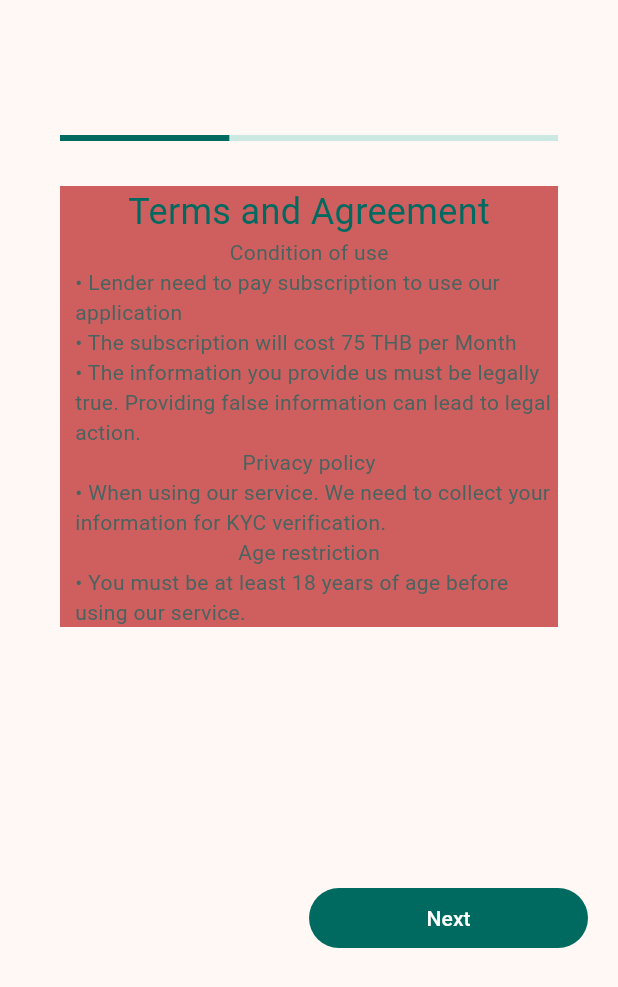
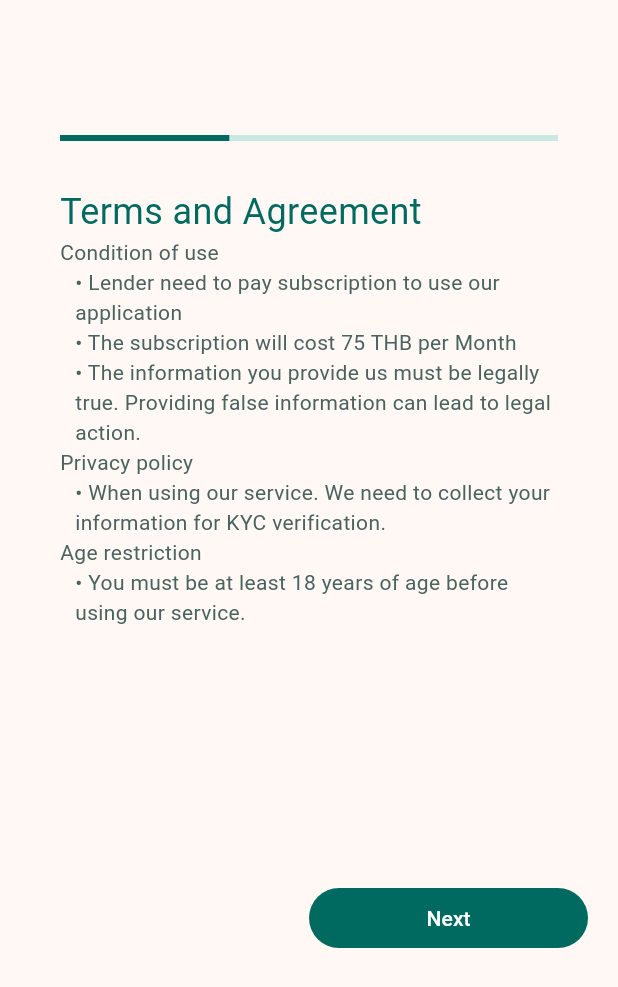
Before and after one commit to shine-bright-team/LAAS-Frontend, a Flutter app: the Kyc screen opened by its route, on a phone screen of 412 x 824 dp. Shown: the top 987 px of the screen. Run offline on Flutter 3.47's test engine with Material 2 defaults, Android fonts, the phone set to English and light mode, and no system bars; drawn by our look-alikes of dynamic_color; our stand-ins replace dio, flutter_dotenv, flutter_riverpod, go_router, shared_preferences; accounts and stored records are empty; network calls fail; statements that could not run were skipped.

Commit message:
[FIX] flex

```diff
--- a/lib/components/kyc_pageone.dart
+++ b/lib/components/kyc_pageone.dart
@@ -1,6 +1,5 @@
 import 'package:flutter/material.dart';
 import 'package:flutter_riverpod/flutter_riverpod.dart';
-import 'package:laas/config/theme/custom_color.g.dart';
 import 'package:laas/config/theme/custom_warpper.dart';
 
 class Kycpageone extends ConsumerStatefulWidget {
@@ -11,62 +10,55 @@ class Kycpageone extends ConsumerStatefulWidget {
 }
 
 class _KycpageoneState extends ConsumerState<Kycpageone> {
-  List<String> _condition = [
+  final List<String> _condition = [
     "Lender need to pay subscription to use our application",
     "The subscription will cost 75 THB per Month",
     "The information you provide us must be legally true. Providing false information can lead to legal action."
   ];
-  List<String> _privacy = [
+  final List<String> _privacy = [
     "When using our service. We need to collect your information for KYC verification."
   ];
-  List<String> _age = [
+  final List<String> _age = [
     "You must be at least 18 years of age before using our service."
   ];
-  void _selectDate() async {}
 
   @override
   Widget build(BuildContext context) {
-    return Container(
-        color: redbar,
-        child: Stack(
+    return Column(
+      mainAxisAlignment: MainAxisAlignment.start,
+      crossAxisAlignment: CrossAxisAlignment.start,
       children: [
-            Column(
-              mainAxisAlignment: MainAxisAlignment.start,
+        Row(
           children: [
-                Container(
-                  constraints: wrapperConstranints,
-                  child: Column(
-                    mainAxisSize: MainAxisSize.max,
-                    children: [
-                      Padding(
-                        padding: const EdgeInsets.all(0.0),
-                        child: Column(
-                            mainAxisAlignment: MainAxisAlignment.start,
-                            children: [
-                              Text(
+            Expanded(
+              child: Text(
+                textAlign: TextAlign.left,
                 "Terms and Agreement",
                 style: TextStyle(
                   color: Theme.of(context).colorScheme.primary,
-                                  fontSize: Theme.of(context)
-                                      .textTheme
-                                      .headlineSmall!
-                                      .fontSize,
+                  fontSize: Theme.of(context).textTheme.headlineSmall!.fontSize,
                 ),
+              ),
+            ),
+          ],
         ),
         Column(
           mainAxisAlignment: MainAxisAlignment.start,
           children: [
-                                  Text(
+            Row(
+              children: [
+                Expanded(
+                  child: Text(
                     "Condition of use",
+                    textAlign: TextAlign.left,
                     style: TextStyle(
-                                      color: Theme.of(context)
-                                          .colorScheme
-                                          .secondary,
-                                      fontSize: Theme.of(context)
-                                          .textTheme
-                                          .bodyMedium!
-                                          .fontSize,
+                      color: Theme.of(context).colorScheme.secondary,
+                      fontSize:
+                          Theme.of(context).textTheme.bodyMedium!.fontSize,
                     ),
+                  ),
+                ),
+              ],
             ),
             Column(
               children: _condition.map((e) {
@@ -78,33 +70,32 @@ class _KycpageoneState extends ConsumerState<Kycpageone> {
                     child: Text(
                       "\u2022 $e",
                       style: TextStyle(
-                                              color: Theme.of(context)
-                                                  .colorScheme
-                                                  .secondary,
-                                              fontSize: Theme.of(context)
-                                                  .textTheme
-                                                  .bodyMedium!
-                                                  .fontSize,
+                        color: Theme.of(context).colorScheme.secondary,
+                        fontSize:
+                            Theme.of(context).textTheme.bodyMedium!.fontSize,
                       ),
-                                          ), //text
+                    ),
                   )
                 ]);
               }).toList(),
             ),
             const SizedBox(
               width: 10,
-                                  ), //sp
-                                  Text(
+            ),
+            Row(
+              children: [
+                Expanded(
+                  child: Text(
                     "Privacy policy",
+                    textAlign: TextAlign.left,
                     style: TextStyle(
-                                      color: Theme.of(context)
-                                          .colorScheme
-                                          .secondary,
-                                      fontSize: Theme.of(context)
-                                          .textTheme
-                                          .bodyMedium!
-                                          .fontSize,
+                      color: Theme.of(context).colorScheme.secondary,
+                      fontSize:
+                          Theme.of(context).textTheme.bodyMedium!.fontSize,
                     ),
+                  ),
+                ),
+              ],
             ),
             const SizedBox(
               width: 10,
@@ -119,33 +110,32 @@ class _KycpageoneState extends ConsumerState<Kycpageone> {
                     child: Text(
                       "\u2022 $e",
                       style: TextStyle(
-                                              color: Theme.of(context)
-                                                  .colorScheme
-                                                  .secondary,
-                                              fontSize: Theme.of(context)
-                                                  .textTheme
-                                                  .bodyMedium!
-                                                  .fontSize,
+                        color: Theme.of(context).colorScheme.secondary,
+                        fontSize:
+                            Theme.of(context).textTheme.bodyMedium!.fontSize,
                       ),
-                                          ), //text
+                    ),
                   )
                 ]);
               }).toList(),
             ),
             const SizedBox(
               width: 10,
-                                  ), //sp
-                                  Text(
+            ),
+            Row(
+              children: [
+                Expanded(
+                  child: Text(
                     "Age restriction",
+                    textAlign: TextAlign.left,
                     style: TextStyle(
-                                      color: Theme.of(context)
-                                          .colorScheme
-                                          .secondary,
-                                      fontSize: Theme.of(context)
-                                          .textTheme
-                                          .bodyMedium!
-                                          .fontSize,
+                      color: Theme.of(context).colorScheme.secondary,
+                      fontSize:
+                          Theme.of(context).textTheme.bodyMedium!.fontSize,
                     ),
+                  ),
+                ),
+              ],
             ),
             const SizedBox(
               width: 10,
@@ -160,29 +150,18 @@ class _KycpageoneState extends ConsumerState<Kycpageone> {
                     child: Text(
                       "\u2022 $e",
                       style: TextStyle(
-                                              color: Theme.of(context)
-                                                  .colorScheme
-                                                  .secondary,
-                                              fontSize: Theme.of(context)
-                                                  .textTheme
-                                                  .bodyMedium!
-                                                  .fontSize,
+                        color: Theme.of(context).colorScheme.secondary,
+                        fontSize:
+                            Theme.of(context).textTheme.bodyMedium!.fontSize,
                       ),
-                                          ), //text
+                    ),
                   )
                 ]);
               }).toList(),
             ),
           ],
-                              )
-                            ]),
         ),
       ],
-                  ),
-                ),
-              ],
-            ),
-          ],
-        ));
+    );
   }
 }
```
Lines whose indentation alone changed are shown as unchanged.
